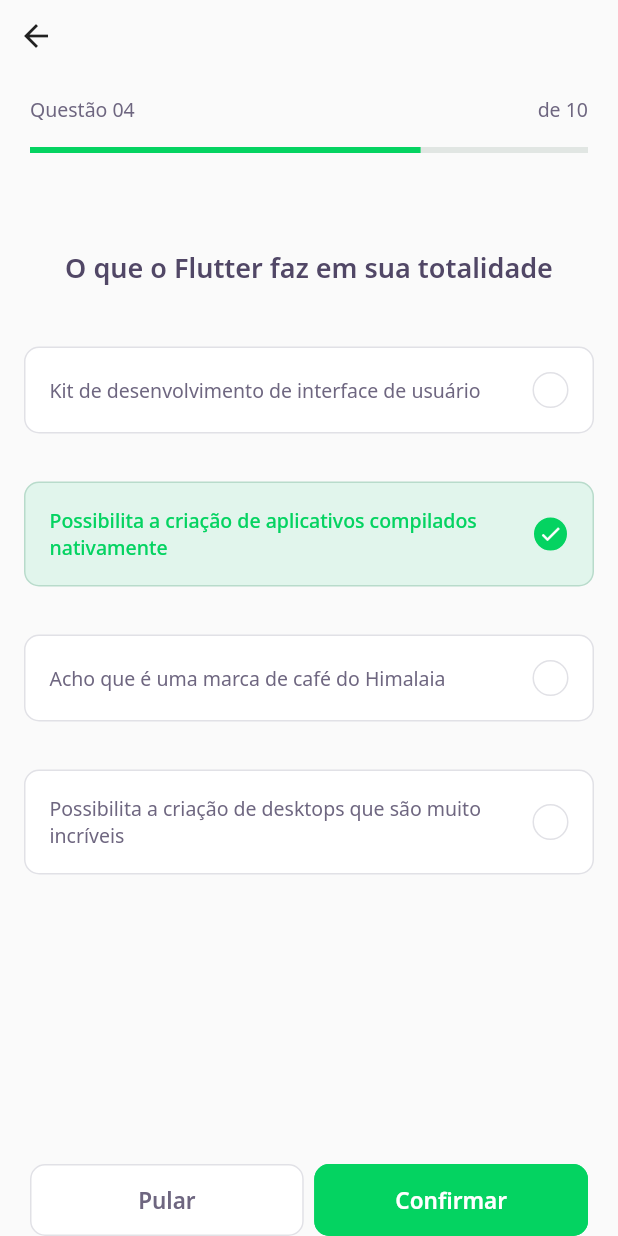
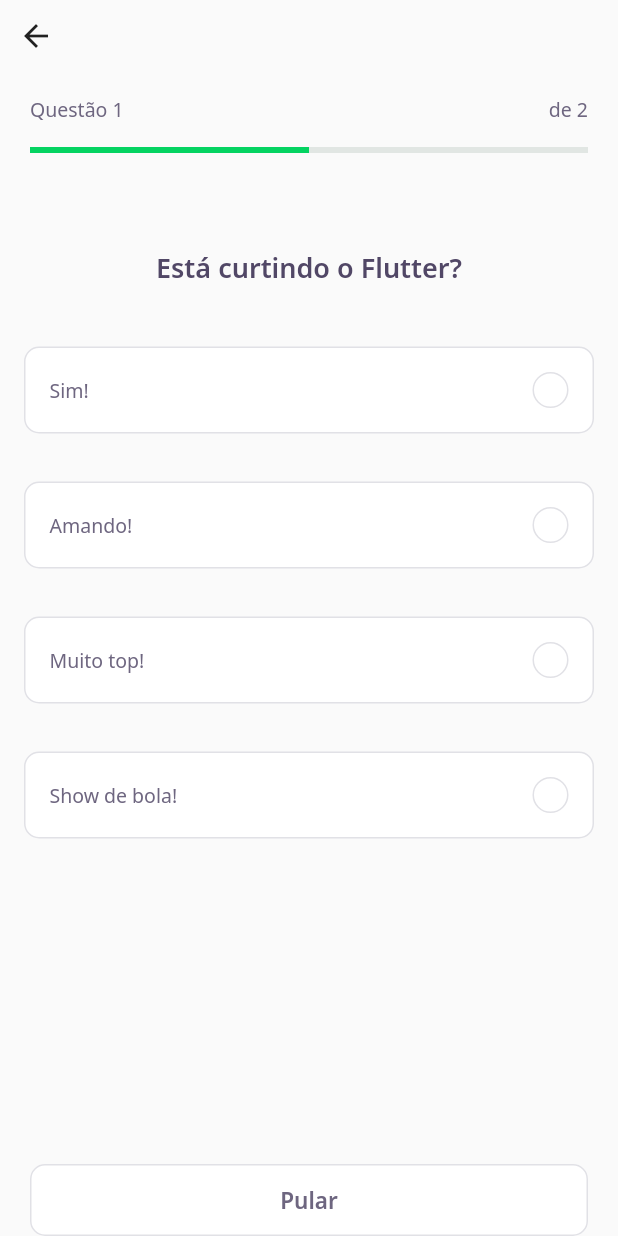
Before and after one commit to hbarbosa02/NLW-05-Trilha_Flutter, a Flutter app: the screen it shows after launch, after a tap on "NLW 5 Flutter", on a phone screen of 412 x 824 dp. Run offline on Flutter 3.47's test engine with Material 2 defaults, Android fonts, the phone set to English and light mode, and no system bars; our stand-ins replace google_fonts; accounts and stored records are empty; network calls fail.

Commit message:
finalizando aula 4

```diff
--- a/devquiz/assets/database/quizzes.json
+++ b/devquiz/assets/database/quizzes.json
@@ -22,6 +22,24 @@
                         "isRight": true
                     }
                 ]
+            },
+            {
+                "title": "Está curtindo o Flutter?",
+                "awsers": [
+                    {
+                        "title": "Sim!"
+                    },
+                    {
+                        "title": "Amando!"
+                    },
+                    {
+                        "title": "Muito top!"
+                    },
+                    {
+                        "title": "Show de bola!",
+                        "isRight": true
+                    }
+                ]
             }
         ]
     }
--- /dev/null
+++ b/devquiz/lib/challenge/challenge_controller.dart
@@ -0,0 +1,8 @@
+import 'package:flutter/cupertino.dart';
+
+class ChallengeController {
+  final currentPageNotifier = ValueNotifier<int>(1);
+
+  int get currentPage => currentPageNotifier.value;
+  set currentPage(int value) => currentPageNotifier.value = value;
+}
--- a/devquiz/lib/challenge/challenge_page.dart
+++ b/devquiz/lib/challenge/challenge_page.dart
@@ -1,16 +1,44 @@
+import 'package:DevQuiz/challenge/challenge_controller.dart';
 import 'package:DevQuiz/challenge/widgets/next_button/next_button_widget.dart';
 import 'package:DevQuiz/challenge/widgets/question_indicator/question_indicator_widget.dart';
 import 'package:DevQuiz/challenge/widgets/quiz/quiz_widget.dart';
+import 'package:DevQuiz/shared/models/question_model.dart';
 import 'package:flutter/material.dart';
 
 class ChallengePage extends StatefulWidget {
-  const ChallengePage({Key? key}) : super(key: key);
+  final List<QuestionModel> questions;
+
+  ChallengePage({Key? key, required this.questions}) : super(key: key);
 
   @override
   _ChallengePageState createState() => _ChallengePageState();
 }
 
 class _ChallengePageState extends State<ChallengePage> {
+  final controller = ChallengeController();
+  final pageController = PageController();
+
+  @override
+  void initState() {
+    controller.currentPageNotifier.addListener(() {
+      setState(() {});
+    });
+
+    pageController.addListener(() {
+      controller.currentPage = pageController.page!.toInt() + 1;
+    });
+
+    super.initState();
+  }
+
+  void nextPage() {
+    if (controller.currentPage < widget.questions.length)
+      pageController.nextPage(
+        duration: Duration(milliseconds: 100),
+        curve: Curves.linear,
+      );
+  }
+
   @override
   Widget build(BuildContext context) {
     return Scaffold(
@@ -22,34 +50,52 @@ class _ChallengePageState extends State<ChallengePage> {
             crossAxisAlignment: CrossAxisAlignment.start,
             children: [
               BackButton(),
-              QuestionIndicatorWidget(),
+              ValueListenableBuilder<int>(
+                valueListenable: controller.currentPageNotifier,
+                builder: (context, value, _) => QuestionIndicatorWidget(
+                  currentPage: value,
+                  lenght: widget.questions.length,
+                ),
+              )
             ],
           ),
         ),
       ),
-      body: QuizWidget(
-        title: "O que o Flutter faz em sua totalidade",
+      body: PageView(
+        physics: NeverScrollableScrollPhysics(),
+        controller: pageController,
+        children: widget.questions
+            .map((e) => QuizWidget(
+                  question: e,
+                  onChange: nextPage,
+                ))
+            .toList(),
       ),
       bottomNavigationBar: SafeArea(
         bottom: true,
         child: Padding(
           padding: const EdgeInsets.symmetric(horizontal: 20),
-          child: Row(
+          child: ValueListenableBuilder<int>(
+              valueListenable: controller.currentPageNotifier,
+              builder: (context, value, _) => Row(
                     mainAxisAlignment: MainAxisAlignment.spaceAround,
                     children: [
+                      if (value < widget.questions.length)
                         Expanded(
                             child: NextButtonWidget.white(
                           label: "Pular",
-                onTap: () {},
+                          onTap: nextPage,
                         )),
-              SizedBox(width: 7),
+                      if (value == widget.questions.length)
                         Expanded(
                             child: NextButtonWidget.green(
                           label: "Confirmar",
-                onTap: () {},
-              ))
+                          onTap: () {
+                            Navigator.pop(context);
+                          },
+                        )),
                     ],
-          ),
+                  )),
         ),
       ),
     );
--- a/devquiz/lib/challenge/widgets/awnser/awnser_widget.dart
+++ b/devquiz/lib/challenge/widgets/awnser/awnser_widget.dart
@@ -1,40 +1,47 @@
 import 'package:DevQuiz/core/app_colors.dart';
 import 'package:DevQuiz/core/app_text_styles.dart';
+import 'package:DevQuiz/shared/models/awnser_model.dart';
 import 'package:flutter/material.dart';
 
 class AwnserWidget extends StatelessWidget {
-  final String title;
-  final bool isRight;
+  final AwnserModel awnser;
   final bool isSelected;
+  final bool disabled;
+  final VoidCallback onTap;
 
   const AwnserWidget({
     Key? key,
-    required this.title,
-    this.isRight = false,
+    required this.awnser,
+    required this.onTap,
     this.isSelected = false,
+    this.disabled = false,
   }) : super(key: key);
 
   Color get _selectedColorRight =>
-      isRight ? AppColors.darkGreen : AppColors.darkRed;
+      awnser.isRight ? AppColors.darkGreen : AppColors.darkRed;
 
   Color get _selectedBorderRight =>
-      isRight ? AppColors.lightGreen : AppColors.lightRed;
+      awnser.isRight ? AppColors.lightGreen : AppColors.lightRed;
 
   Color get _selectedColorCardRight =>
-      isRight ? AppColors.lightGreen : AppColors.lightRed;
+      awnser.isRight ? AppColors.lightGreen : AppColors.lightRed;
 
   Color get _selectedBorderCardRight =>
-      isRight ? AppColors.green : AppColors.red;
+      awnser.isRight ? AppColors.green : AppColors.red;
 
   TextStyle get _selectedTextStyleRight =>
-      isRight ? AppTextStyles.bodyDarkGreen : AppTextStyles.bodyDarkRed;
+      awnser.isRight ? AppTextStyles.bodyDarkGreen : AppTextStyles.bodyDarkRed;
 
-  IconData get _selectedIconRight => isRight ? Icons.check : Icons.close;
+  IconData get _selectedIconRight => awnser.isRight ? Icons.check : Icons.close;
 
   @override
   Widget build(BuildContext context) {
     return Padding(
       padding: const EdgeInsets.all(16),
+      child: IgnorePointer(
+        ignoring: disabled,
+        child: GestureDetector(
+          onTap: onTap,
           child: Container(
             padding: EdgeInsets.all(16),
             decoration: BoxDecoration(
@@ -42,7 +49,8 @@ class AwnserWidget extends StatelessWidget {
               borderRadius: BorderRadius.circular(10),
               border: Border.fromBorderSide(
                 BorderSide(
-              color: isSelected ? _selectedBorderCardRight : AppColors.border,
+                  color:
+                      isSelected ? _selectedBorderCardRight : AppColors.border,
                 ),
               ),
             ),
@@ -51,9 +59,10 @@ class AwnserWidget extends StatelessWidget {
               children: [
                 Expanded(
                   child: Text(
-                title,
-                style:
-                    isSelected ? _selectedTextStyleRight : AppTextStyles.body,
+                    awnser.title,
+                    style: isSelected
+                        ? _selectedTextStyleRight
+                        : AppTextStyles.body,
                   ),
                 ),
                 Container(
@@ -64,13 +73,18 @@ class AwnserWidget extends StatelessWidget {
                     borderRadius: BorderRadius.circular(500),
                     border: Border.fromBorderSide(
                       BorderSide(
-                    color: isSelected ? _selectedBorderRight : AppColors.border,
+                        color: isSelected
+                            ? _selectedBorderRight
+                            : AppColors.border,
                       ),
                     ),
                   ),
-              child: Icon(_selectedIconRight, size: 16, color: Colors.white),
+                  child:
+                      Icon(_selectedIconRight, size: 16, color: Colors.white),
                 )
               ],
+            ),
+          ),
         ),
       ),
     );
--- a/devquiz/lib/challenge/widgets/question_indicator/question_indicator_widget.dart
+++ b/devquiz/lib/challenge/widgets/question_indicator/question_indicator_widget.dart
@@ -3,7 +3,14 @@ import 'package:DevQuiz/shared/widgets/progress_indicator/progress_indicator_wid
 import 'package:flutter/material.dart';
 
 class QuestionIndicatorWidget extends StatelessWidget {
-  const QuestionIndicatorWidget({Key? key}) : super(key: key);
+  final int currentPage;
+  final int lenght;
+
+  const QuestionIndicatorWidget({
+    Key? key,
+    required this.currentPage,
+    required this.lenght,
+  }) : super(key: key);
 
   @override
   Widget build(BuildContext context) {
@@ -16,17 +23,17 @@ class QuestionIndicatorWidget extends StatelessWidget {
             mainAxisAlignment: MainAxisAlignment.spaceBetween,
             children: [
               Text(
-                "Questão 04",
+                "Questão $currentPage",
                 style: AppTextStyles.body,
               ),
               Text(
-                "de 10",
+                "de $lenght",
                 style: AppTextStyles.body,
               ),
             ],
           ),
           SizedBox(height: 16),
-          ProgressIndicatorWidget(value: 0.7)
+          ProgressIndicatorWidget(value: currentPage / lenght)
         ],
       ),
     );
--- /dev/null
+++ b/devquiz/lib/challenge/widgets/quiz/quiz_controller.dart
@@ -0,0 +1,3 @@
+class QuizController {
+  var indexSelected = 0;
+}
--- a/devquiz/lib/challenge/widgets/quiz/quiz_widget.dart
+++ b/devquiz/lib/challenge/widgets/quiz/quiz_widget.dart
@@ -1,11 +1,24 @@
 import 'package:DevQuiz/challenge/widgets/awnser/awnser_widget.dart';
 import 'package:DevQuiz/core/app_text_styles.dart';
+import 'package:DevQuiz/shared/models/awnser_model.dart';
+import 'package:DevQuiz/shared/models/question_model.dart';
 import 'package:flutter/material.dart';
 
-class QuizWidget extends StatelessWidget {
-  final String title;
+class QuizWidget extends StatefulWidget {
+  final QuestionModel question;
+  final VoidCallback onChange;
 
-  const QuizWidget({Key? key, required this.title}) : super(key: key);
+  const QuizWidget({Key? key, required this.question, required this.onChange})
+      : super(key: key);
+
+  @override
+  _QuizWidgetState createState() => _QuizWidgetState();
+}
+
+class _QuizWidgetState extends State<QuizWidget> {
+  int indexSelected = -1;
+
+  AwnserModel awnsers(int index) => widget.question.awsers[index];
 
   @override
   Widget build(BuildContext context) {
@@ -14,25 +27,24 @@ class QuizWidget extends StatelessWidget {
         children: [
           SizedBox(height: 64),
           Text(
-            title,
+            widget.question.title,
             style: AppTextStyles.heading,
           ),
           SizedBox(height: 24),
-          AwnserWidget(
-              isRight: false,
-              title: "Kit de desenvolvimento de interface de usuário"),
-          AwnserWidget(
-              isRight: true,
-              isSelected: true,
-              title:
-                  "Possibilita a criação de aplicativos compilados nativamente"),
-          AwnserWidget(
-              isRight: false,
-              title: "Acho que é uma marca de café do Himalaia"),
-          AwnserWidget(
-              isRight: false,
-              title:
-                  "Possibilita a criação de desktops que são muito incríveis"),
+          for (var i = 0; i < widget.question.awsers.length; i++)
+            AwnserWidget(
+              awnser: awnsers(i),
+              disabled: indexSelected != -1,
+              isSelected: indexSelected == i,
+              onTap: () {
+                indexSelected = i;
+
+                setState(() {});
+
+                Future.delayed(Duration(seconds: 2))
+                    .then((value) => widget.onChange());
+              },
+            )
         ],
       ),
     );
--- a/devquiz/lib/home/home_page.dart
+++ b/devquiz/lib/home/home_page.dart
@@ -77,7 +77,9 @@ class _HomePageState extends State<HomePage> {
                             Navigator.push(
                               context,
                               MaterialPageRoute(
-                                builder: (context) => ChallengePage(),
+                                builder: (context) => ChallengePage(
+                                  questions: e.questions,
+                                ),
                               ),
                             );
                           },
```
Lines whose indentation alone changed are shown as unchanged.
